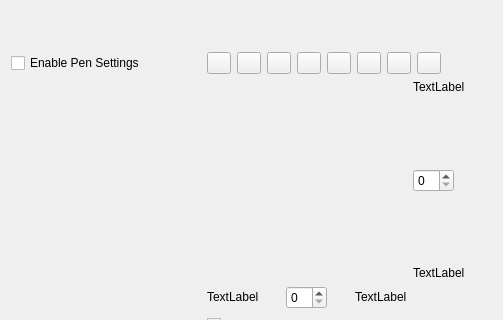
The window that plugins/paintops/mypaint/wdgmypaintcurveoption.ui (KDE/krita) describes before a commit, drawn with Qt 5; both pictures show x 0 to 503 and y 0 to 320 of the 503 by 468 pixel window.
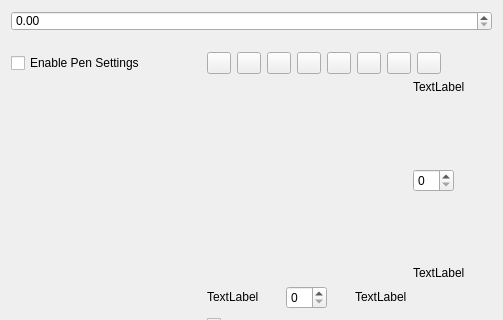
The same window after the commit. Custom widgets are drawn as their Qt base class.

Commit message:
ui: Fix Designer not rendering KisDoubleSliderSpinBox as QDoubleSpinBox
Part-of: <https://invent.kde.org/graphics/krita/-/merge_requests/1742>

```diff
--- a/plugins/paintops/mypaint/wdgmypaintcurveoption.ui
+++ b/plugins/paintops/mypaint/wdgmypaintcurveoption.ui
@@ -630,7 +630,7 @@
  <customwidgets>
   <customwidget>
    <class>KisDoubleSliderSpinBox</class>
-   <extends>QWidget</extends>
+   <extends>QDoubleSpinBox</extends>
    <header>kis_slider_spin_box.h</header>
    <container>1</container>
   </customwidget>
```
The commit also changes 54 other files.
